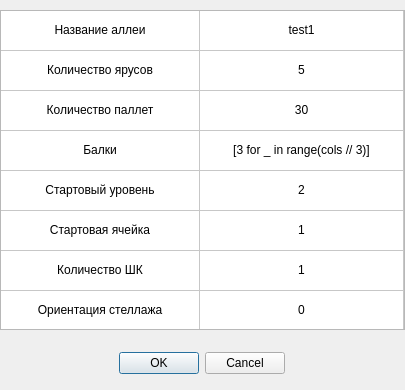
This is create_alley_dialog.ui in GAJIbl4/TopConst as Qt 5 draws it before an edit. The edited form follows.
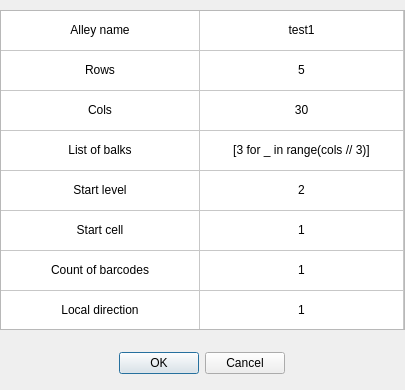
This is the edited form.

```diff
--- a/create_alley_dialog.ui
+++ b/create_alley_dialog.ui
@@ -94,7 +94,7 @@
    <column/>
    <item row="0" column="0">
     <property name="text">
-     <string>Название аллеи</string>
+     <string>Alley name</string>
     </property>
     <property name="textAlignment">
      <set>AlignCenter</set>
@@ -116,7 +116,7 @@
    </item>
    <item row="1" column="0">
     <property name="text">
-     <string>Количество ярусов</string>
+     <string>Rows</string>
     </property>
     <property name="textAlignment">
      <set>AlignCenter</set>
@@ -138,7 +138,7 @@
    </item>
    <item row="2" column="0">
     <property name="text">
-     <string>Количество паллет</string>
+     <string>Cols</string>
     </property>
     <property name="textAlignment">
      <set>AlignCenter</set>
@@ -160,7 +160,7 @@
    </item>
    <item row="3" column="0">
     <property name="text">
-     <string>Балки</string>
+     <string>List of balks</string>
     </property>
     <property name="textAlignment">
      <set>AlignCenter</set>
@@ -182,7 +182,7 @@
    </item>
    <item row="4" column="0">
     <property name="text">
-     <string>Стартовый уровень</string>
+     <string>Start level</string>
     </property>
     <property name="textAlignment">
      <set>AlignCenter</set>
@@ -204,7 +204,7 @@
    </item>
    <item row="5" column="0">
     <property name="text">
-     <string>Стартовая ячейка</string>
+     <string>Start cell</string>
     </property>
     <property name="textAlignment">
      <set>AlignCenter</set>
@@ -226,7 +226,7 @@
    </item>
    <item row="6" column="0">
     <property name="text">
-     <string>Количество ШК</string>
+     <string>Count of barcodes</string>
     </property>
     <property name="textAlignment">
      <set>AlignCenter</set>
@@ -245,7 +245,7 @@
    </item>
    <item row="7" column="0">
     <property name="text">
-     <string>Ориентация стеллажа</string>
+     <string>Local direction</string>
     </property>
     <property name="textAlignment">
      <set>AlignCenter</set>
@@ -253,7 +253,7 @@
    </item>
    <item row="7" column="1">
     <property name="text">
-     <string>0</string>
+     <string>1</string>
     </property>
     <property name="textAlignment">
      <set>AlignCenter</set>
```
